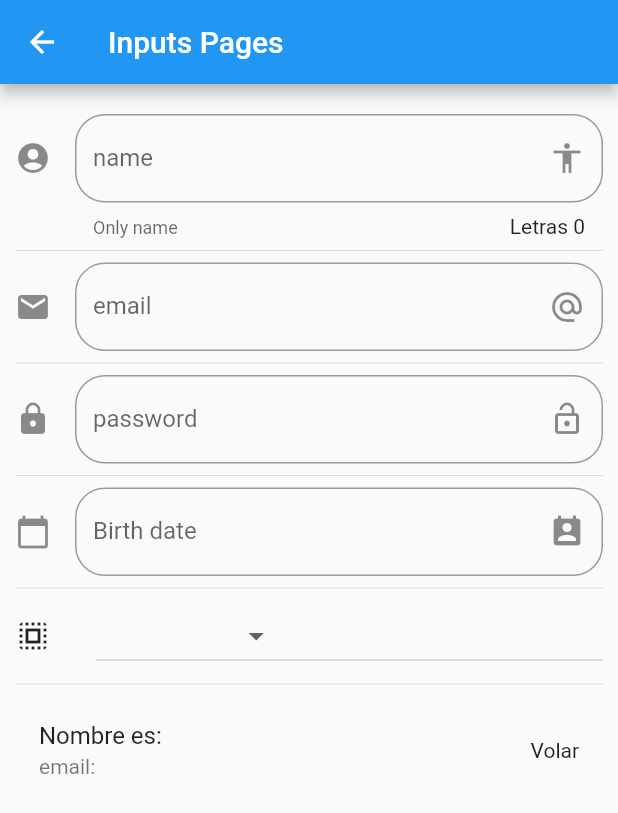
After one commit to luisg18997/flutter_component, a Flutter app: the screen it shows after launch, after a tap on "Inputs", on a phone screen of 412 x 824 dp. The commit adds this screen. Shown: the top 813 px of the screen. Run offline on Flutter 3.47's test engine with Material 2 defaults, Android fonts, the phone set to English and light mode, and no system bars; network calls fail.

Commit message:
add pages of input

```diff
--- a/data/menu_opts.json
+++ b/data/menu_opts.json
@@ -4,7 +4,7 @@
         {
             "ruta" : "alert",
             "icon" : "add_alert",
-            "texto": "Alertas"
+            "texto": "Alerts"
         },
         {
             "ruta" : "avatar",
@@ -14,12 +14,17 @@
         {
             "ruta" : "card",
             "icon" : "folder_open",
-            "texto": "Cards - Tarjetas"
+            "texto": "Cards"
         },
         {
             "ruta" : "animatedContainer",
             "icon" : "donut_large",
             "texto": "Animated Container"
+        },
+        {
+            "ruta" : "inputs",
+            "icon" : "input",
+            "texto": "Inputs"
         }
     ]
 }
--- a/lib/src/app.dart
+++ b/lib/src/app.dart
@@ -1,4 +1,5 @@
 import 'package:flutter/material.dart';
+import 'package:flutter_localizations/flutter_localizations.dart';
 import 'package:components/src/pages/alert_page.dart';
 import 'package:components/src/routes/routes.dart';
 
@@ -8,6 +9,14 @@ class MyApp extends StatelessWidget {
     return MaterialApp(
       title: 'Components App',
       debugShowCheckedModeBanner: false,
+      localizationsDelegates: [
+        GlobalMaterialLocalizations.delegate,
+        GlobalWidgetsLocalizations.delegate,
+      ],
+      supportedLocales: [
+        const Locale('en'), // English
+        const Locale('es'),
+      ],
       // home: HomePage()
       initialRoute: '/',
       routes: getApplicationRoutes(),
--- a/lib/src/pages/home_page.dart
+++ b/lib/src/pages/home_page.dart
@@ -11,7 +11,7 @@ class HomePage extends StatelessWidget {
   Widget build(BuildContext context) {
     return Scaffold(
       appBar: AppBar(
-        title: Text('Componentes')
+        title: Text('Components')
       ),
       body:_list(),
     );
--- /dev/null
+++ b/lib/src/pages/input_page.dart
@@ -0,0 +1,187 @@
+import 'package:flutter/material.dart';
+
+class InputPage extends StatefulWidget {
+  InputPage({Key key}) : super(key: key);
+
+  @override
+  _InputPageState createState() => _InputPageState();
+}
+
+class _InputPageState extends State<InputPage> {
+
+  String _name='';
+  String _email='';
+  String _password = '';
+  String _date = '';
+  String _optionSelected = 'Volar';
+  List<String> _powers = ['volar','rayos X', 'Super Aliento', 'Super Fuerza'];
+
+  TextEditingController _inputFieldDateController = new TextEditingController();
+
+  @override
+  Widget build(BuildContext context) {
+    return Scaffold(
+      appBar: AppBar(
+        title: Text('Inputs Pages'),
+      ),
+      body: ListView(
+        padding: EdgeInsets.symmetric(horizontal: 10.0, vertical: 20.0),
+        children: <Widget>[
+          _createInputs(),
+          Divider(),
+          _createEmail(),
+           Divider(),
+          _createPassword(),
+           Divider(),
+          _createDate(context),
+           Divider(),
+          _createDropdown(),
+          Divider(),
+          _createPerson()
+        ]
+      ),
+    );
+  }
+
+  Widget _createInputs() {
+    return TextField(
+      textCapitalization: TextCapitalization.sentences,
+      decoration: InputDecoration(
+        border: OutlineInputBorder(
+          borderRadius: BorderRadius.circular(20.0)
+        ),
+        counter: Text('Letras ${ _name.length}'),
+        hintText:'Person name',
+        labelText: 'name',
+        helperText: 'Only name',
+        suffixIcon: Icon(Icons.accessibility),
+        icon: Icon(Icons.account_circle),
+      ),
+      onChanged: (valor){
+        setState((){
+           _name = valor;
+        });
+      },
+    );
+  }
+
+  Widget _createEmail() {
+    return TextField(
+      keyboardType: TextInputType.emailAddress,
+      decoration: InputDecoration(
+        border: OutlineInputBorder(
+          borderRadius: BorderRadius.circular(20.0)
+        ),
+        hintText:'Email address',
+        labelText: 'email',
+        suffixIcon: Icon(Icons.alternate_email),
+        icon: Icon(Icons.email),
+      ),
+      onChanged: (valor) =>
+        setState((){
+           _email = valor;
+        })
+      ,
+    );
+  }
+
+  Widget _createPassword() {
+    return TextField(
+      obscureText: true,
+      decoration: InputDecoration(
+        border: OutlineInputBorder(
+          borderRadius: BorderRadius.circular(20.0)
+        ),
+        hintText:'Password',
+        labelText: 'password',
+        suffixIcon: Icon(Icons.lock_open),
+        icon: Icon(Icons.lock),
+      ),
+      onChanged: (valor) =>
+        setState((){
+           _password = valor;
+        })
+      ,
+    );
+  }
+
+  Widget _createDate(BuildContext context) {
+    return TextField(
+      enableInteractiveSelection: false,
+      decoration: InputDecoration(
+        border: OutlineInputBorder(
+          borderRadius: BorderRadius.circular(20.0)
+        ),
+        hintText:'Birth date',
+        labelText: 'Birth date',
+        suffixIcon: Icon(Icons.perm_contact_calendar),
+        icon: Icon(Icons.calendar_today),
+      ),
+      onTap: () {
+        FocusScope.of(context).requestFocus(new FocusNode());
+        _selectDate(context);
+      },
+      controller: _inputFieldDateController,
+    );
+  }
+
+  void _selectDate(BuildContext context) async {
+    DateTime picked = await showDatePicker(
+      context: context,
+      initialDate: new DateTime.now(),
+      firstDate: new DateTime(2020),
+      lastDate: new DateTime(2040),
+      locale: Locale('es', 'Spanish')
+    );
+    if(picked != null){
+      setState(() {
+        _date = picked.toString();
+        _inputFieldDateController.text = _date;
+      });
+    }
+  }
+
+  Widget _createDropdown() {
+
+    return  Row(
+      children: <Widget>[
+        Icon(Icons.select_all),
+        SizedBox(width: 30.0,),
+        Expanded(
+          child: DropdownButton(
+            items: getoptionMenu(),
+            value: _optionSelected,
+            onChanged: (opt){
+              setState(() {
+                _optionSelected = opt;
+              });
+            },
+          ),
+        )
+      ],
+    );
+  }
+
+  List<DropdownMenuItem<String>> getoptionMenu() {
+    List<DropdownMenuItem<String>> list = new List();
+    _powers.forEach((power) {
+    list.add(
+      DropdownMenuItem(
+        child: Text(power),
+        value: power,
+      )
+    );
+  });
+
+  return list;
+}
+
+  Widget _createPerson() {
+    return ListTile(
+      title: Text('Nombre es: $_name'),
+      subtitle: Text('email: $_email'),
+      trailing: Text(_optionSelected),
+    );
+  }
+
+}
--- a/lib/src/routes/routes.dart
+++ b/lib/src/routes/routes.dart
@@ -1,4 +1,5 @@
 import 'package:components/src/pages/animated_container_page.dart';
+import 'package:components/src/pages/input_page.dart';
 import 'package:flutter/material.dart';
 
 //pages
@@ -13,7 +14,8 @@ Map<String, WidgetBuilder> getApplicationRoutes() {
     'alert': (BuildContext context) => AlertPage(),
     'avatar': (BuildContext context) => AvatarPage(),
     'card': (BuildContext context) => CardPage(),
-    'animatedContainer': (BuildContext context) => AnimatedContainerPage()
+    'animatedContainer': (BuildContext context) => AnimatedContainerPage(),
+    'inputs': (BuildContext context) => InputPage(),
   };
 
 }
--- a/lib/src/utils/icon_string_util.dart
+++ b/lib/src/utils/icon_string_util.dart
@@ -5,6 +5,7 @@ final _icons  = <String, IconData>{
   'accessibility': Icons.accessibility,
   'folder_open': Icons.folder_open,
   'donut_large': Icons.donut_large,
+  'input': Icons.input,
 };
 
 
--- a/pubspec.yaml
+++ b/pubspec.yaml
@@ -18,6 +18,9 @@ environment:
 
 dependencies:
   flutter:
+    sdk: flutter
+
+  flutter_localizations:
     sdk: flutter
 
   # The following adds the Cupertino Icons font to your application.
```
